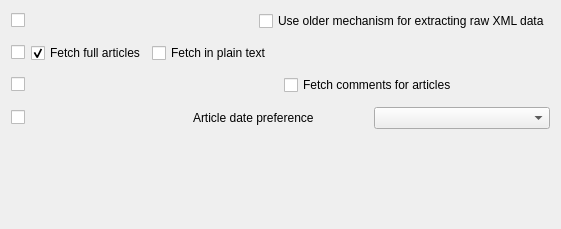
This is src/librssguard-standard/src/gui/standardfeedexpdetails.ui in martinrotter/rssguard as Qt 5 draws it before an edit. The edited form follows.
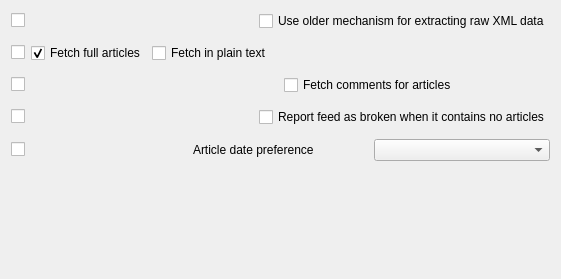
This is the edited form. Custom widgets are drawn as their Qt base class.

Diff of the .ui file:
```diff
--- a/src/librssguard-standard/src/gui/standardfeedexpdetails.ui
+++ b/src/librssguard-standard/src/gui/standardfeedexpdetails.ui
@@ -7,7 +7,7 @@
     <x>0</x>
     <y>0</y>
     <width>561</width>
-    <height>229</height>
+    <height>279</height>
    </rect>
   </property>
   <property name="windowTitle">
@@ -98,6 +98,23 @@
     </layout>
    </item>
    <item row="6" column="0" colspan="2">
+    <layout class="QHBoxLayout" name="horizontalLayout_6">
+     <item>
+      <widget class="MultiFeedEditCheckBox" name="m_mcbReportAsBrokenIfEmpty"/>
+     </item>
+     <item>
+      <widget class="QCheckBox" name="m_cbReportAsBrokenIfEmpty">
+       <property name="text">
+        <string>Report feed as broken when it contains no articles</string>
+       </property>
+      </widget>
+     </item>
+    </layout>
+   </item>
+   <item row="7" column="0" colspan="2">
+    <widget class="HelpSpoiler" name="m_helpReportAsBrokenIfEmpty" native="true"/>
+   </item>
+   <item row="8" column="0" colspan="2">
     <layout class="QHBoxLayout" name="horizontalLayout_3">
      <item>
       <widget class="MultiFeedEditCheckBox" name="m_mcbPublishedInsteadOfUpdated"/>
```
Left out of the diff: 4 changed lines with no effect on the pictures.
